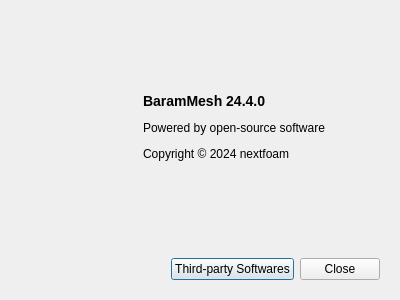
Above: baramMesh/view/menu/help/about_dialog.ui from nextfoam/baram before the change. Below: the same form after it.
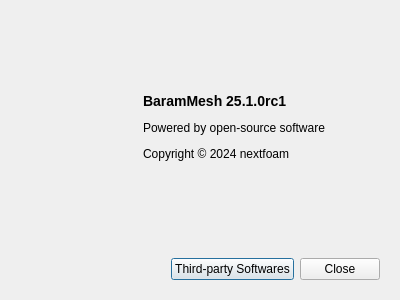
That is the form after the change.

The edit to the form file:
```diff
--- a/baramMesh/view/menu/help/about_dialog.ui
+++ b/baramMesh/view/menu/help/about_dialog.ui
@@ -90,7 +90,7 @@
          </sizepolicy>
         </property>
         <property name="text">
-         <string>&lt;p&gt;&lt;b&gt;&lt;font size=&quot;4&quot;&gt;BaramMesh 24.4.0&lt;/font&gt;&lt;/b&gt;&lt;/p&gt;
+         <string>&lt;p&gt;&lt;b&gt;&lt;font size=&quot;4&quot;&gt;BaramMesh 25.1.0rc1&lt;/font&gt;&lt;/b&gt;&lt;/p&gt;
 
 &lt;p&gt;Powered by open-source software&lt;/p&gt;
 
```
